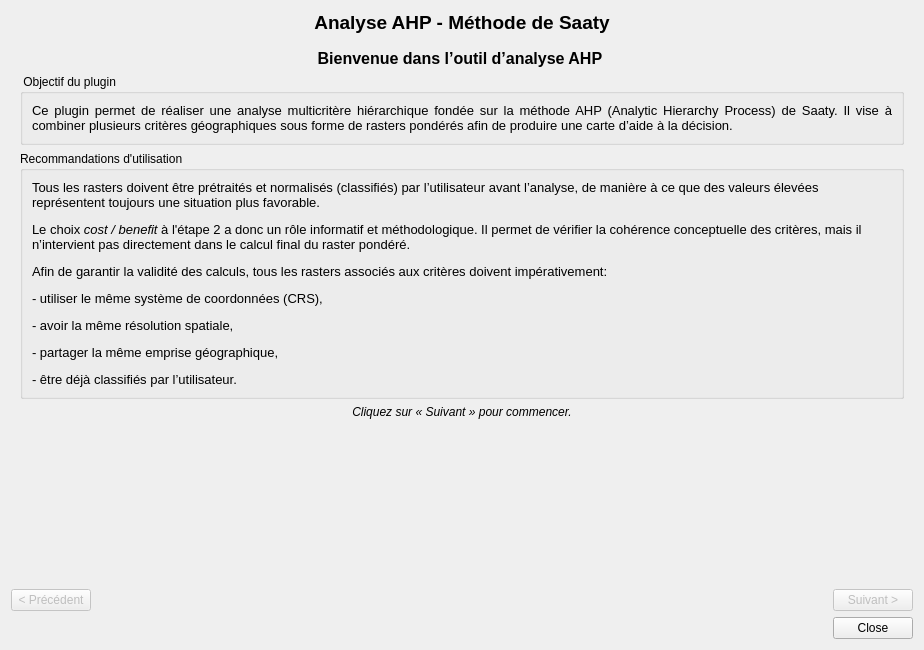
Astyanax290/ahp_analysis, file ahp_analysis_dialog_base.ui: the form before one commit.
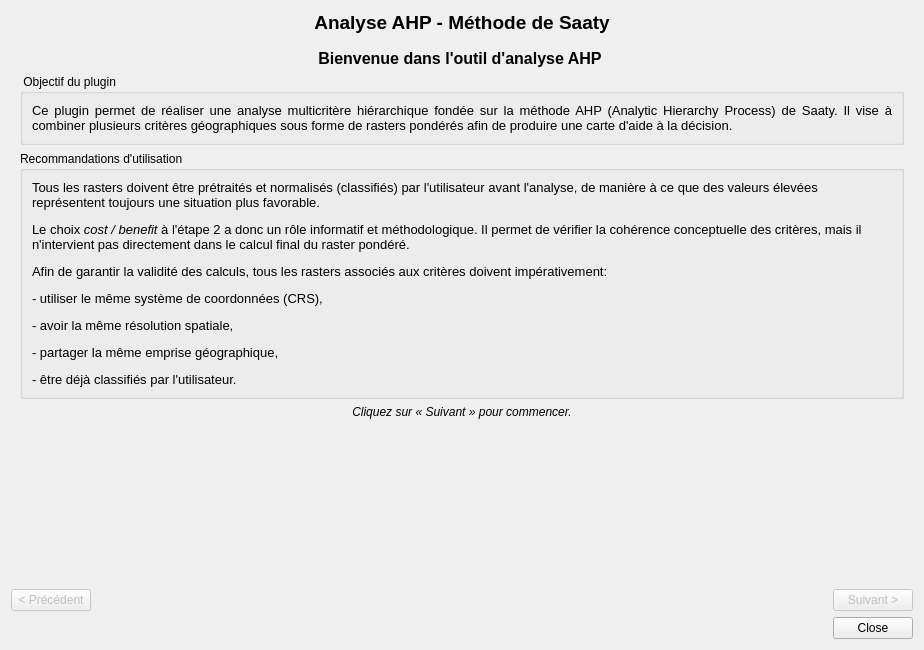
The form after the commit. The open tabs and pages were chosen to show the change.

The edit to the form file:
```diff
--- a/ahp_analysis_dialog_base.ui
+++ b/ahp_analysis_dialog_base.ui
@@ -35,9 +35,9 @@
         <widget class="QLabel" name="page0Title">
          <property name="text">
           <string>&lt;html&gt;&lt;head/&gt;&lt;body&gt;
-          &lt;p align=&quot;center&quot;&gt;
-          &lt;span style=&quot; font-size:12pt; font-weight:600;&quot;&gt;
-          Bienvenue dans l’outil d’analyse AHP
+          &lt;p align="center"&gt;
+          &lt;span style=" font-size:12pt; font-weight:600;"&gt;
+          Bienvenue dans l'outil d'analyse AHP
           &lt;/span&gt;
           &lt;/p&gt;
           &lt;/body&gt;&lt;/html&gt;</string>
@@ -56,7 +56,7 @@
           <item>
            <widget class="QLabel" name="objectiveLabel">
             <property name="text">
-             <string>&lt;html&gt;&lt;head/&gt;&lt;body&gt;&lt;p align=&quot;justify&quot;&gt;&lt;span style=&quot; font-size:10pt;&quot;&gt;Ce plugin permet de réaliser une analyse multicritère hiérarchique fondée sur la méthode AHP (Analytic Hierarchy Process) de Saaty. Il vise à combiner plusieurs critères géographiques sous forme de rasters pondérés afin de produire une carte d’aide à la décision.&lt;/span&gt;&lt;/p&gt;&lt;/body&gt;&lt;/html&gt;</string>
+             <string>&lt;html&gt;&lt;head/&gt;&lt;body&gt;&lt;p align="justify"&gt;&lt;span style=" font-size:10pt;"&gt;Ce plugin permet de réaliser une analyse multicritère hiérarchique fondée sur la méthode AHP (Analytic Hierarchy Process) de Saaty. Il vise à combiner plusieurs critères géographiques sous forme de rasters pondérés afin de produire une carte d'aide à la décision.&lt;/span&gt;&lt;/p&gt;&lt;/body&gt;&lt;/html&gt;</string>
             </property>
             <property name="wordWrap">
              <bool>true</bool>
@@ -84,7 +84,7 @@
           <item>
            <widget class="QLabel" name="prereqLabel">
             <property name="text">
-             <string>&lt;html&gt;&lt;head/&gt;&lt;body&gt;&lt;p&gt;&lt;span style=&quot; font-size:10pt;&quot;&gt;Tous les rasters doivent être prétraités et normalisés (classifiés) par l’utilisateur avant l’analyse, de manière à ce que des valeurs élevées représentent toujours une situation plus favorable.&lt;/span&gt;&lt;/p&gt;&lt;p&gt;&lt;span style=&quot; font-size:10pt;&quot;&gt;Le choix &lt;/span&gt;&lt;span style=&quot; font-size:10pt; font-style:italic;&quot;&gt;cost / benefit&lt;/span&gt;&lt;span style=&quot; font-size:10pt;&quot;&gt; à l'étape 2 a donc un rôle informatif et méthodologique. Il permet de vérifier la cohérence conceptuelle des critères, mais il n’intervient pas directement dans le calcul final du raster pondéré.&lt;/span&gt;&lt;/p&gt;&lt;p&gt;&lt;span style=&quot; font-size:10pt;&quot;&gt;Afin de garantir la validité des calculs, tous les rasters associés aux critères doivent impérativement:&lt;/span&gt;&lt;/p&gt;&lt;p&gt;&lt;span style=&quot; font-size:10pt;&quot;&gt;- utiliser le même système de coordonnées (CRS),&lt;/span&gt;&lt;/p&gt;&lt;p&gt;&lt;span style=&quot; font-size:10pt;&quot;&gt;- avoir la même résolution spatiale,&lt;/span&gt;&lt;/p&gt;&lt;p&gt;&lt;span style=&quot; font-size:10pt;&quot;&gt;- partager la même emprise géographique,&lt;/span&gt;&lt;/p&gt;&lt;p&gt;&lt;span style=&quot; font-size:10pt;&quot;&gt;- être déjà classifiés par l’utilisateur.&lt;/span&gt;&lt;/p&gt;&lt;/body&gt;&lt;/html&gt;</string>
+             <string>&lt;html&gt;&lt;head/&gt;&lt;body&gt;&lt;p&gt;&lt;span style=" font-size:10pt;"&gt;Tous les rasters doivent être prétraités et normalisés (classifiés) par l'utilisateur avant l'analyse, de manière à ce que des valeurs élevées représentent toujours une situation plus favorable.&lt;/span&gt;&lt;/p&gt;&lt;p&gt;&lt;span style=" font-size:10pt;"&gt;Le choix &lt;/span&gt;&lt;span style=" font-size:10pt; font-style:italic;"&gt;cost / benefit&lt;/span&gt;&lt;span style=" font-size:10pt;"&gt; à l'étape 2 a donc un rôle informatif et méthodologique. Il permet de vérifier la cohérence conceptuelle des critères, mais il n'intervient pas directement dans le calcul final du raster pondéré.&lt;/span&gt;&lt;/p&gt;&lt;p&gt;&lt;span style=" font-size:10pt;"&gt;Afin de garantir la validité des calculs, tous les rasters associés aux critères doivent impérativement:&lt;/span&gt;&lt;/p&gt;&lt;p&gt;&lt;span style=" font-size:10pt;"&gt;- utiliser le même système de coordonnées (CRS),&lt;/span&gt;&lt;/p&gt;&lt;p&gt;&lt;span style=" font-size:10pt;"&gt;- avoir la même résolution spatiale,&lt;/span&gt;&lt;/p&gt;&lt;p&gt;&lt;span style=" font-size:10pt;"&gt;- partager la même emprise géographique,&lt;/span&gt;&lt;/p&gt;&lt;p&gt;&lt;span style=" font-size:10pt;"&gt;- être déjà classifiés par l'utilisateur.&lt;/span&gt;&lt;/p&gt;&lt;/body&gt;&lt;/html&gt;</string>
             </property>
             <property name="wordWrap">
              <bool>true</bool>
```
Left out of the diff: 16 changed lines with no effect on the pictures.
